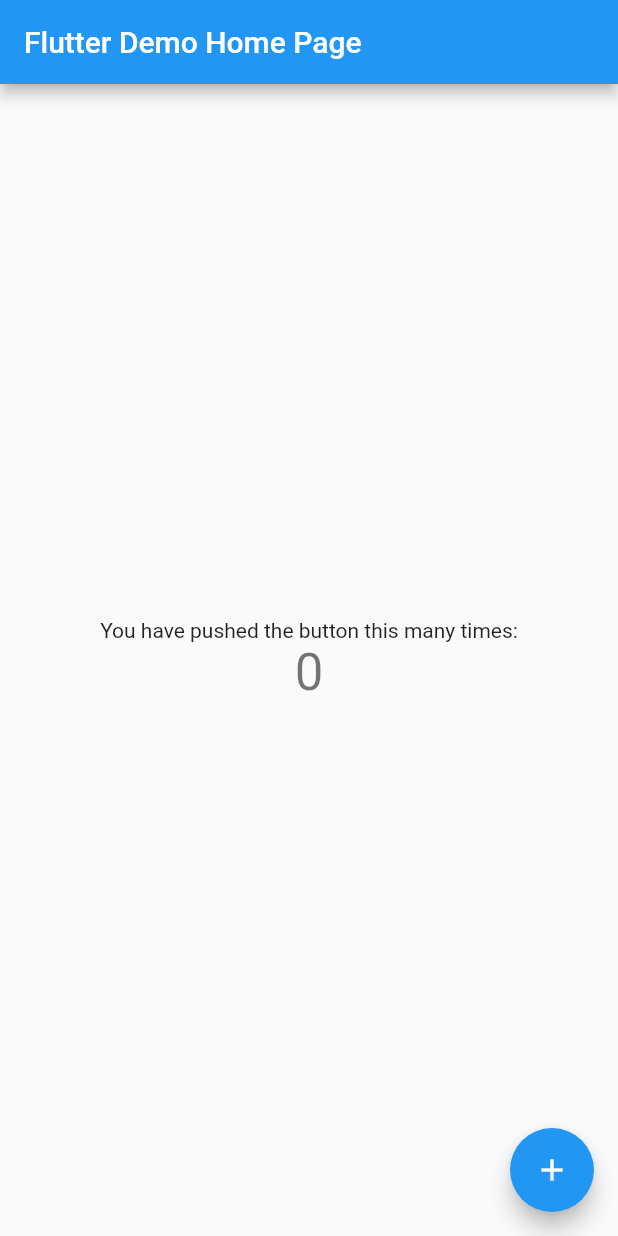
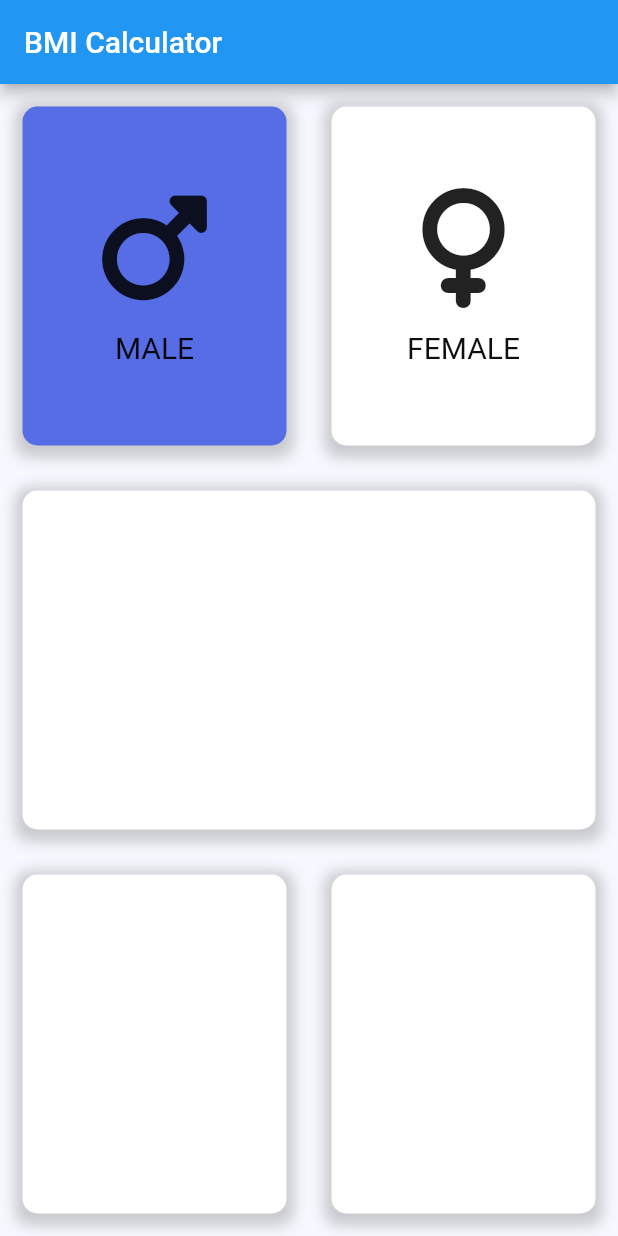
Before and after one commit to joao-lusa/BMI-flutter-calculator, a Flutter app: the screen it shows after launch, on a phone screen of 412 x 824 dp. Run offline on Flutter 3.47's test engine with Material 2 defaults, Android fonts, the phone set to English and light mode, and no system bars; our stand-ins replace font_awesome_flutter.

Commit message:
João Lucas

```diff
--- /dev/null
+++ b/bmicalculatorapp/lib/container_box_sexo.dart
@@ -0,0 +1,29 @@
+import 'package:flutter/cupertino.dart';
+import 'package:flutter/material.dart';
+
+class ContainerBoxSexo extends StatelessWidget {
+  final Color boxColor;
+  final Widget childWidget;
+
+  ContainerBoxSexo({required this.boxColor, required this.childWidget});
+
+  @override
+  Widget build(BuildContext context) {
+    return Container(
+      child: childWidget,
+      margin: EdgeInsets.all(15.0),
+      decoration: BoxDecoration(
+        borderRadius: BorderRadius.circular(10.0),
+        color: boxColor,
+        boxShadow: [
+          BoxShadow(
+            color: Colors.grey.withOpacity(0.5),
+            spreadRadius: 5.0,
+            blurRadius: 7.0,
+            offset: Offset(0, 3),
+          ),
+        ],
+      ),
+    );
+  }
+}
--- /dev/null
+++ b/bmicalculatorapp/lib/data_container_sexo.dart
@@ -0,0 +1,32 @@
+import 'package:flutter/cupertino.dart';
+
+class DataContainerSexo extends StatelessWidget {
+
+  static const textStyle1 = TextStyle(
+    color: Color(0xFF0000000),
+    fontSize: 20.0,
+  );
+  final IconData icon;
+  final String title;
+
+  DataContainerSexo({required this.icon, required this.title,});
+
+
+  @override
+  Widget build(BuildContext context) {
+    return Column(
+      mainAxisAlignment: MainAxisAlignment.center,
+      children: <Widget>[
+        Icon(
+          icon,
+          size: 80.0,
+        ),
+        SizedBox(height: 15.0),
+        Text(
+          title,
+          style: textStyle1
+        ),
+      ],
+    );
+  }
+}
--- a/bmicalculatorapp/lib/main.dart
+++ b/bmicalculatorapp/lib/main.dart
@@ -1,3 +1,4 @@
+import 'package:bmicalculatorapp/main_screen.dart';
 import 'package:flutter/material.dart';
 
 void main() {
@@ -7,109 +8,14 @@
 class MyApp extends StatelessWidget {
   const MyApp({super.key});
 
-  // This widget is the root of your application.
   @override
   Widget build(BuildContext context) {
     return MaterialApp(
-      title: 'Flutter Demo',
+      debugShowCheckedModeBanner: false,
       theme: ThemeData(
-        // This is the theme of your application.
-        //
-        // Try running your application with "flutter run". You'll see the
-        // application has a blue toolbar. Then, without quitting the app, try
-        // changing the primarySwatch below to Colors.green and then invoke
-        // "hot reload" (press "r" in the console where you ran "flutter run",
-        // or simply save your changes to "hot reload" in a Flutter IDE).
-        // Notice that the counter didn't reset back to zero; the application
-        // is not restarted.
-        primarySwatch: Colors.blue,
-      ),
-      home: const MyHomePage(title: 'Flutter Demo Home Page'),
+        primaryColor: Color(0xFFf6f8ff),
+        scaffoldBackgroundColor: Color(0xFFf6f8ff)
+      ),home: MainScreen(),
     );
   }
 }
-
-class MyHomePage extends StatefulWidget {
-  const MyHomePage({super.key, required this.title});
-
-  // This widget is the home page of your application. It is stateful, meaning
-  // that it has a State object (defined below) that contains fields that affect
-  // how it looks.
-
-  // This class is the configuration for the state. It holds the values (in this
-  // case the title) provided by the parent (in this case the App widget) and
-  // used by the build method of the State. Fields in a Widget subclass are
-  // always marked "final".
-
-  final String title;
-
-  @override
-  State<MyHomePage> createState() => _MyHomePageState();
-}
-
-class _MyHomePageState extends State<MyHomePage> {
-  int _counter = 0;
-
-  void _incrementCounter() {
-    setState(() {
-      // This call to setState tells the Flutter framework that something has
-      // changed in this State, which causes it to rerun the build method below
-      // so that the display can reflect the updated values. If we changed
-      // _counter without calling setState(), then the build method would not be
-      // called again, and so nothing would appear to happen.
-      _counter++;
-    });
-  }
-
-  @override
-  Widget build(BuildContext context) {
-    // This method is rerun every time setState is called, for instance as done
-    // by the _incrementCounter method above.
-    //
-    // The Flutter framework has been optimized to make rerunning build methods
-    // fast, so that you can just rebuild anything that needs updating rather
-    // than having to individually change instances of widgets.
-    return Scaffold(
-      appBar: AppBar(
-        // Here we take the value from the MyHomePage object that was created by
-        // the App.build method, and use it to set our appbar title.
-        title: Text(widget.title),
-      ),
-      body: Center(
-        // Center is a layout widget. It takes a single child and positions it
-        // in the middle of the parent.
-        child: Column(
-          // Column is also a layout widget. It takes a list of children and
-          // arranges them vertically. By default, it sizes itself to fit its
-          // children horizontally, and tries to be as tall as its parent.
-          //
-          // Invoke "debug painting" (press "p" in the console, choose the
-          // "Toggle Debug Paint" action from the Flutter Inspector in Android
-          // Studio, or the "Toggle Debug Paint" command in Visual Studio Code)
-          // to see the wireframe for each widget.
-          //
-          // Column has various properties to control how it sizes itself and
-          // how it positions its children. Here we use mainAxisAlignment to
-          // center the children vertically; the main axis here is the vertical
-          // axis because Columns are vertical (the cross axis would be
-          // horizontal).
-          mainAxisAlignment: MainAxisAlignment.center,
-          children: <Widget>[
-            const Text(
-              'You have pushed the button this many times:',
-            ),
-            Text(
-              '$_counter',
-              style: Theme.of(context).textTheme.headline4,
-            ),
-          ],
-        ),
-      ),
-      floatingActionButton: FloatingActionButton(
-        onPressed: _incrementCounter,
-        tooltip: 'Increment',
-        child: const Icon(Icons.add),
-      ), // This trailing comma makes auto-formatting nicer for build methods.
-    );
-  }
-}
--- /dev/null
+++ b/bmicalculatorapp/lib/main_screen.dart
@@ -0,0 +1,134 @@
+import 'package:bmicalculatorapp/container_box_sexo.dart';
+import 'package:bmicalculatorapp/data_container_sexo.dart';
+import 'package:flutter/material.dart';
+import 'package:font_awesome_flutter/font_awesome_flutter.dart';
+
+
+const activeColor = Color(0xFF566de5);
+const inActiveColor = Color(0xFFffffffff);
+
+class MainScreen extends StatefulWidget {
+  const MainScreen({super.key});
+
+  @override
+  State<MainScreen> createState() => _MainScreenState();
+}
+
+class _MainScreenState extends State<MainScreen> {
+
+  Color maleBoxColor = activeColor;
+  Color femaleBoxColor = inActiveColor;
+
+  void updateBoxColor(int gender){
+    if(gender == 1){
+      if(maleBoxColor == inActiveColor){
+        maleBoxColor = activeColor;
+        femaleBoxColor = inActiveColor;
+      }else{
+        maleBoxColor = inActiveColor;
+        femaleBoxColor = activeColor;
+      }
+    }else{
+      if(femaleBoxColor == inActiveColor){
+        femaleBoxColor = activeColor;
+        maleBoxColor = inActiveColor;
+      }else{
+        femaleBoxColor = inActiveColor;
+        maleBoxColor = activeColor;
+      }
+    }
+  }
+  @override
+  Widget build(BuildContext context) {
+    return Scaffold(
+      appBar: AppBar(
+        title: Text("BMI Calculator"),
+      ),
+      body: Column(
+        children: <Widget>[
+          Expanded(
+              child: Row(children: <Widget>[
+            Expanded(
+              child: GestureDetector(
+                onTap: (){
+                  setState(() {
+                    updateBoxColor(1);
+                  });
+                },
+                child: ContainerBoxSexo(
+                boxColor: maleBoxColor,
+                childWidget: DataContainerSexo(icon: FontAwesomeIcons.mars, title: 'MALE',),
+            )
+              )),
+            Expanded(
+              child: GestureDetector(
+                onTap: (){
+                  setState(() {
+                    updateBoxColor(2);
+                  });
+                },
+                child: ContainerBoxSexo(
+                boxColor: femaleBoxColor,
+                childWidget: DataContainerSexo (icon: FontAwesomeIcons.venus, title: 'FEMALE',),
+            )
+              )),
+          ])),
+
+          Expanded(
+            child: Container(
+              margin: EdgeInsets.all(15.0),
+              decoration: BoxDecoration(
+                borderRadius: BorderRadius.circular(10.0),
+                color: Color(0xFFffffff),
+                 boxShadow: [
+                  BoxShadow(
+                    color: Colors.grey.withOpacity(0.5),
+                    spreadRadius: 5.0,
+                    blurRadius: 7.0,
+                    offset: Offset(0, 3),
+                  ),
+                ]
+              ),
+            ),
+          ),
+          Expanded(
+              child: Row(children: <Widget>[
+            Expanded(
+                child:Container(
+              margin: EdgeInsets.all(15.0),
+              decoration: BoxDecoration(
+                borderRadius: BorderRadius.circular(10.0),
+                color: Color(0xFFffffff),
+                 boxShadow: [
+                  BoxShadow(
+                    color: Colors.grey.withOpacity(0.5),
+                    spreadRadius: 5.0,
+                    blurRadius: 7.0,
+                    offset: Offset(0, 3),
+                  ),
+                ]
+              ),
+            )),
+            Expanded(
+              child:Container(
+              margin: EdgeInsets.all(15.0),
+              decoration: BoxDecoration(
+                borderRadius: BorderRadius.circular(10.0),
+                color: Color(0xFFffffff),
+                 boxShadow: [
+                  BoxShadow(
+                    color: Colors.grey.withOpacity(0.5),
+                    spreadRadius: 5.0,
+                    blurRadius: 7.0,
+                    offset: Offset(0, 3),
+                  ),
+                ]
+              ),
+            )),
+          ])),
+        ],
+      ),
+    );
+  }
+}
+//22:2
--- a/bmicalculatorapp/pubspec.yaml
+++ b/bmicalculatorapp/pubspec.yaml
@@ -34,6 +34,7 @@
   # The following adds the Cupertino Icons font to your application.
   # Use with the CupertinoIcons class for iOS style icons.
   cupertino_icons: ^1.0.2
+  font_awesome_flutter: ^10.1.0
 
 dev_dependencies:
   flutter_test:
```
Also changed, not shown: bmicalculatorapp/pubspec.lock.
